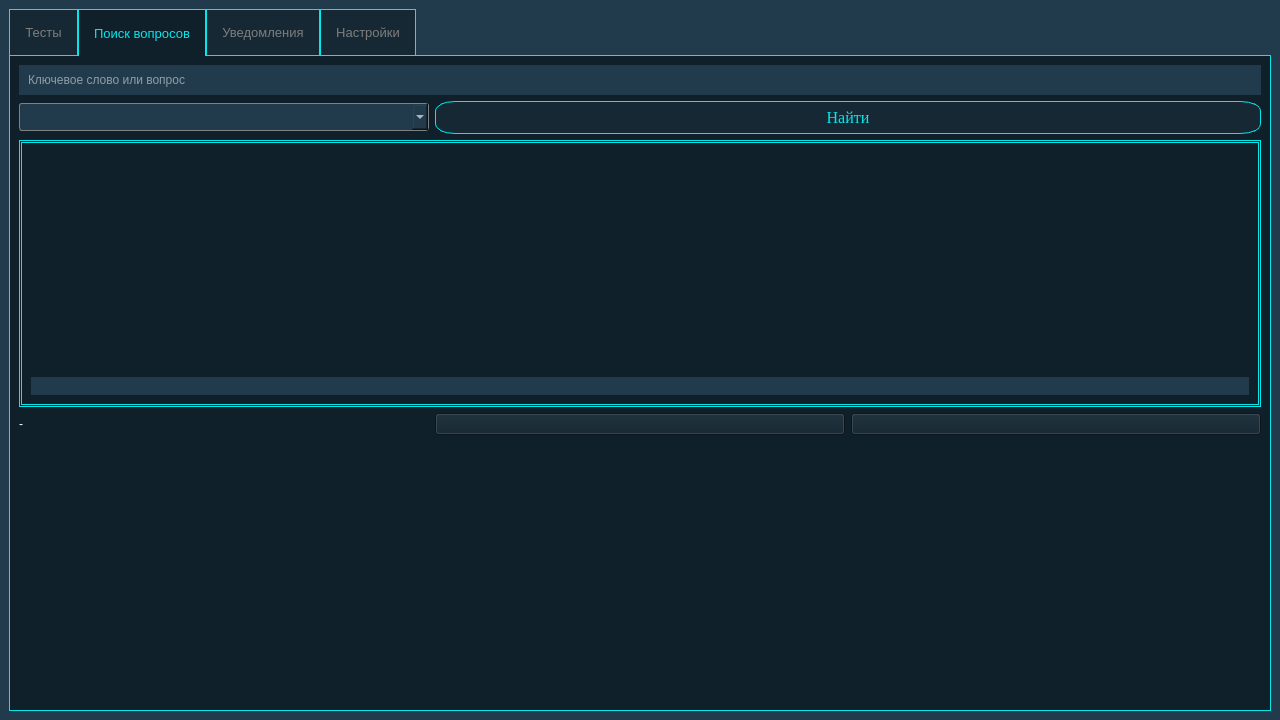
This is mainwindow.ui in Yarosurafu/ExamHelper as Qt 5 draws it before an edit. The edited form follows.
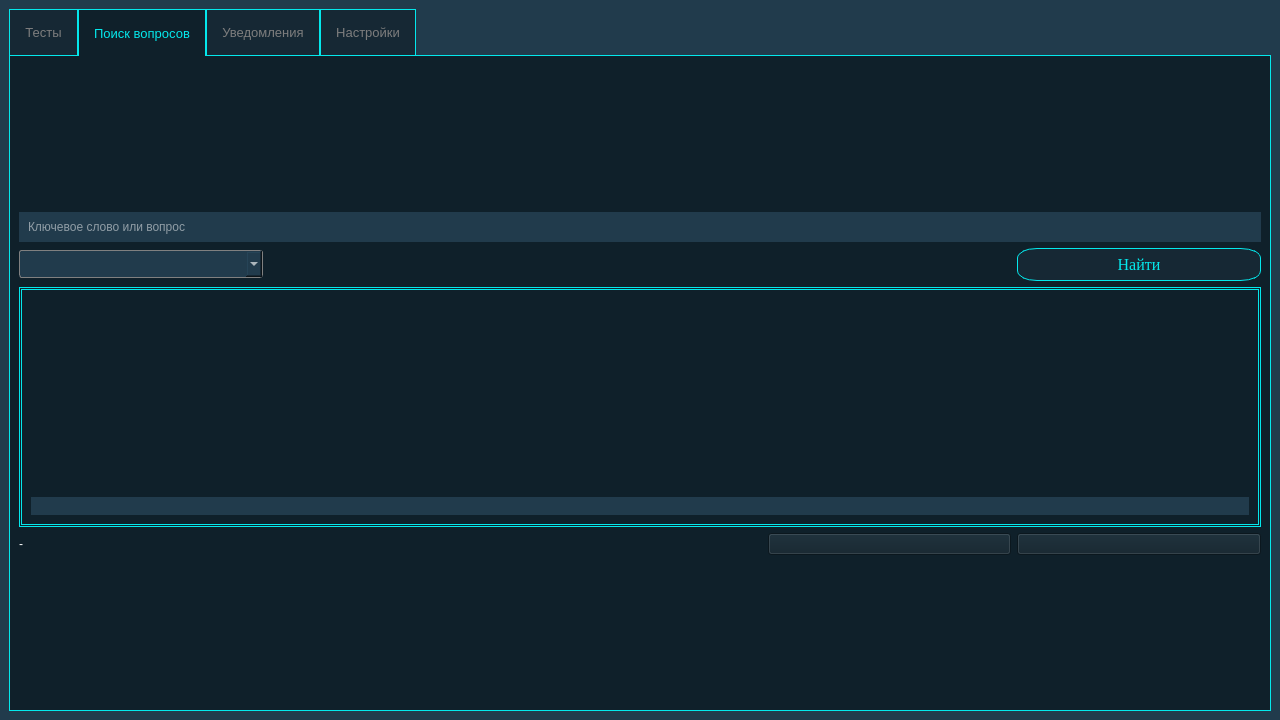
This is the edited form. The open tabs and pages were chosen to show the change. Icons and pictures are not drawn.

Commit message: Added all-subjects searching mode

Patch:
```diff
--- a/mainwindow.ui
+++ b/mainwindow.ui
@@ -430,7 +430,7 @@
         <string>Поиск вопросов</string>
        </attribute>
        <layout class="QGridLayout" name="gridLayout_2">
-        <item row="5" column="1">
+        <item row="0" column="1">
          <spacer name="verticalSpacer">
           <property name="orientation">
            <enum>Qt::Vertical</enum>
@@ -443,35 +443,20 @@
           </property>
          </spacer>
         </item>
-        <item row="4" column="1">
-         <widget class="QPushButton" name="prevButton">
-          <property name="cursor">
-           <cursorShape>PointingHandCursor</cursorShape>
+        <item row="6" column="2">
+         <spacer name="verticalSpacer_23">
+          <property name="orientation">
+           <enum>Qt::Vertical</enum>
           </property>
-          <property name="styleSheet">
-           <string notr="true">QPushButton{
-	
-	image: url(:/icons/images/arrowPrev.png);
-	background-color: rgb(15, 32, 42);
-}
-
-QPushButton:pressed{
-	
-	image: url(:/icons/images/arrowPrevPressed.png);
-}</string>
-          </property>
-          <property name="text">
-           <string/>
-          </property>
-          <property name="iconSize">
+          <property name="sizeHint" stdset="0">
            <size>
-            <width>30</width>
-            <height>30</height>
+            <width>20</width>
+            <height>40</height>
            </size>
           </property>
-         </widget>
+         </spacer>
         </item>
-        <item row="2" column="0" colspan="3">
+        <item row="3" column="0" colspan="5">
          <widget class="QFrame" name="frame">
           <property name="enabled">
            <bool>true</bool>
@@ -536,7 +521,63 @@
           </layout>
          </widget>
         </item>
-        <item row="0" column="0" colspan="3">
+        <item row="2" column="4">
+         <widget class="QPushButton" name="searchButton">
+          <property name="font">
+           <font>
+            <family>Times New Roman</family>
+            <pointsize>12</pointsize>
+            <italic>false</italic>
+            <kerning>true</kerning>
+           </font>
+          </property>
+          <property name="cursor">
+           <cursorShape>PointingHandCursor</cursorShape>
+          </property>
+          <property name="styleSheet">
+           <string notr="true">QPushButton{	
+	color: rgb(4, 232, 236);
+	background-color: rgb(22, 40, 52);
+	border: 1px solid rgb(4, 232, 236);
+	padding: 6px;
+	border-radius: 20px 10px;
+}
+
+QPushButton:pressed{
+	color: red;
+	border: 1px solid red;
+	border-radius: 20px 10px;
+}</string>
+          </property>
+          <property name="text">
+           <string>Найти</string>
+          </property>
+         </widget>
+        </item>
+        <item row="2" column="0">
+         <widget class="QComboBox" name="matterComboBox">
+          <property name="styleSheet">
+           <string notr="true">QComboBox{
+	border: 1px solid grey;
+	border-radius: 3px;	
+	color: rgb(255, 255, 255);
+	background-color: rgb(33, 59, 76);
+	padding: 5px;
+}
+
+QComboBox QAbstractItemView{	
+	background-color: rgb(33, 59, 76);
+	
+	color: rgb(4, 232, 236);
+}
+
+QComboBox::down-arrow{	
+	image: url(:/icons/images/arrowDown.png);
+}</string>
+          </property>
+         </widget>
+        </item>
+        <item row="1" column="0" colspan="5">
          <widget class="QLineEdit" name="userQuestion">
           <property name="styleSheet">
            <string notr="true">QLineEdit{
@@ -555,63 +596,61 @@
           </property>
          </widget>
         </item>
-        <item row="1" column="0">
-         <widget class="QComboBox" name="matterComboBox">
+        <item row="5" column="4">
+         <widget class="QPushButton" name="nextButton">
+          <property name="cursor">
+           <cursorShape>PointingHandCursor</cursorShape>
+          </property>
           <property name="styleSheet">
-           <string notr="true">QComboBox{
-	border: 1px solid grey;
-	border-radius: 3px;	
-	color: rgb(255, 255, 255);
-	background-color: rgb(33, 59, 76);
-	padding: 5px;
+           <string notr="true">QPushButton{
+	image:url(:/icons/images/arrowNext.png);
+	background-color: rgb(15, 32, 42);
 }
 
-QComboBox QAbstractItemView{	
-	background-color: rgb(33, 59, 76);
-	
-	color: rgb(4, 232, 236);
-}
-
-QComboBox::down-arrow{	
-	image: url(:/icons/images/arrowDown.png);
+QPushButton:pressed{	
+	image: url(:/icons/images/arrowNextPressed.png);
 }</string>
           </property>
+          <property name="text">
+           <string/>
+          </property>
+          <property name="iconSize">
+           <size>
+            <width>30</width>
+            <height>30</height>
+           </size>
+          </property>
          </widget>
         </item>
-        <item row="1" column="1" colspan="2">
-         <widget class="QPushButton" name="searchButton">
-          <property name="font">
-           <font>
-            <family>Times New Roman</family>
-            <pointsize>12</pointsize>
-            <italic>false</italic>
-            <kerning>true</kerning>
-           </font>
-          </property>
+        <item row="5" column="3">
+         <widget class="QPushButton" name="prevButton">
           <property name="cursor">
            <cursorShape>PointingHandCursor</cursorShape>
           </property>
           <property name="styleSheet">
-           <string notr="true">QPushButton{	
-	color: rgb(4, 232, 236);
-	background-color: rgb(22, 40, 52);
-	border: 1px solid rgb(4, 232, 236);
-	padding: 6px;
-	border-radius: 20px 10px;
+           <string notr="true">QPushButton{
+	
+	image: url(:/icons/images/arrowPrev.png);
+	background-color: rgb(15, 32, 42);
 }
 
 QPushButton:pressed{
-	color: red;
-	border: 1px solid red;
-	border-radius: 20px 10px;
+	
+	image: url(:/icons/images/arrowPrevPressed.png);
 }</string>
           </property>
           <property name="text">
-           <string>Найти</string>
+           <string/>
+          </property>
+          <property name="iconSize">
+           <size>
+            <width>30</width>
+            <height>30</height>
+           </size>
           </property>
          </widget>
         </item>
-        <item row="4" column="0">
+        <item row="5" column="0">
          <widget class="QLabel" name="page">
           <property name="layoutDirection">
            <enum>Qt::LeftToRight</enum>
@@ -628,32 +667,6 @@
           </property>
          </widget>
         </item>
-        <item row="4" column="2">
-         <widget class="QPushButton" name="nextButton">
-          <property name="cursor">
-           <cursorShape>PointingHandCursor</cursorShape>
-          </property>
-          <property name="styleSheet">
-           <string notr="true">QPushButton{
-	image:url(:/icons/images/arrowNext.png);
-	background-color: rgb(15, 32, 42);
-}
-
-QPushButton:pressed{	
-	image: url(:/icons/images/arrowNextPressed.png);
-}</string>
-          </property>
-          <property name="text">
-           <string/>
-          </property>
-          <property name="iconSize">
-           <size>
-            <width>30</width>
-            <height>30</height>
-           </size>
-          </property>
-         </widget>
-        </item>
        </layout>
       </widget>
       <widget class="QWidget" name="notifTab">
```
Left out of the diff: 2 changed lines with no effect on the pictures. The commit also changes 1 other file.
